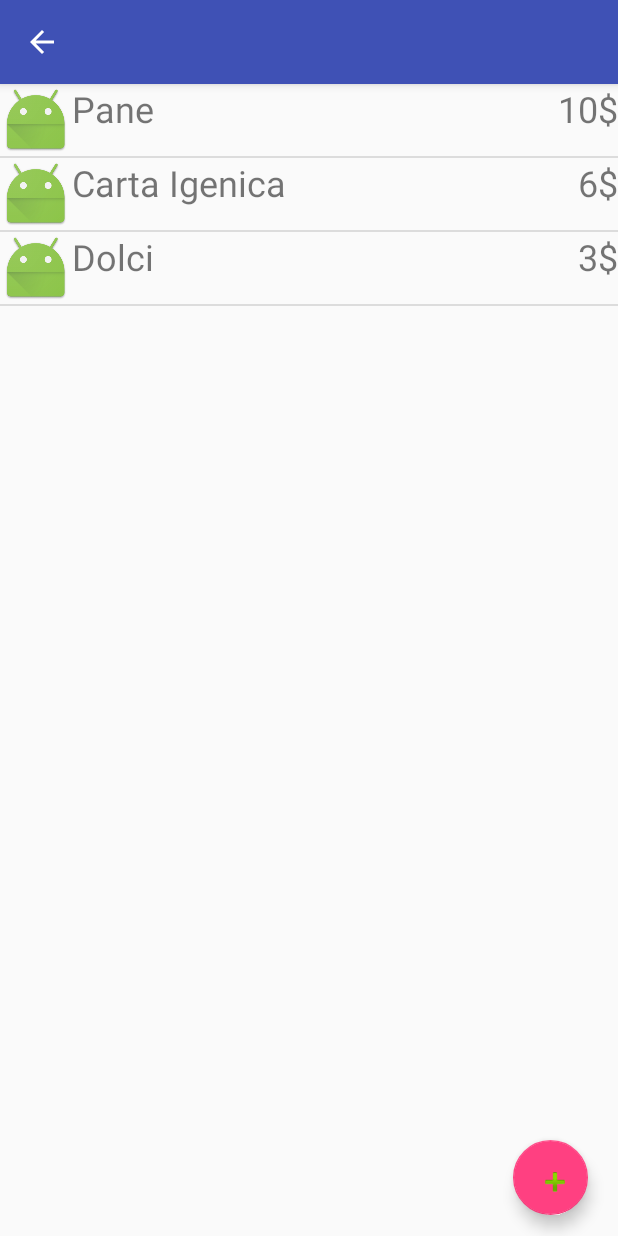
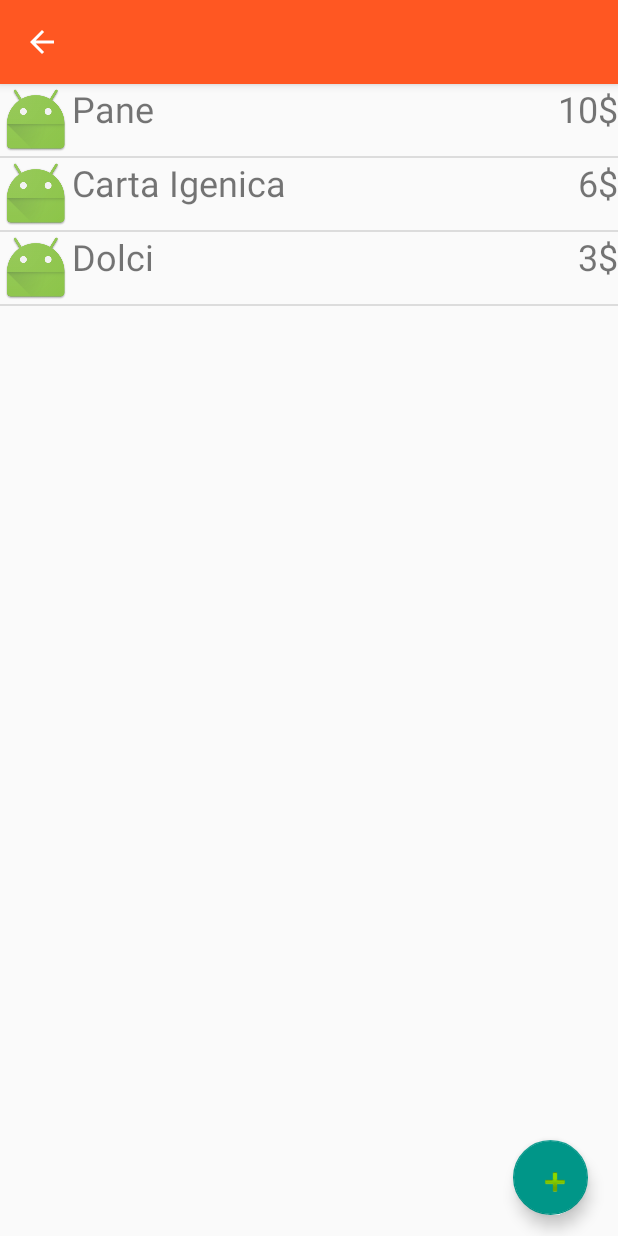
Before and after one commit to sia4/MAD_Project_Group21_2017, an Android app: the GroupActivity screen opened directly, with no data from a screen before it, on a phone screen of 412 x 824 dp. Run offline under Robolectric (Android 15) with nearby library versions, the phone set to English and light mode, and no system bars.

Commit message:
untracked files

```diff
--- a/app/src/main/res/values/colors.xml
+++ b/app/src/main/res/values/colors.xml
@@ -1,6 +1,6 @@
 <?xml version="1.0" encoding="utf-8"?>
 <resources>
-    <color name="colorPrimary">#3F51B5</color>
-    <color name="colorPrimaryDark">#303F9F</color>
-    <color name="colorAccent">#FF4081</color>
+    <color name="colorPrimary">#FF5722</color>
+    <color name="colorPrimaryDark">#BF360C</color>
+    <color name="colorAccent">#009688</color>
 </resources>
```
